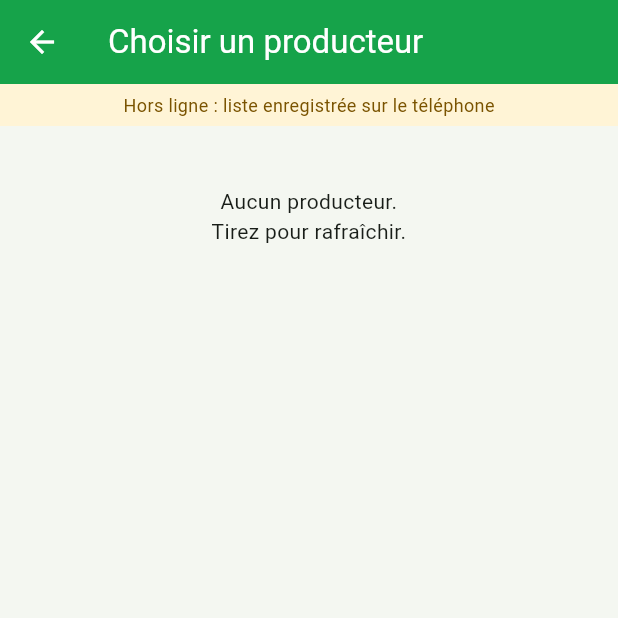
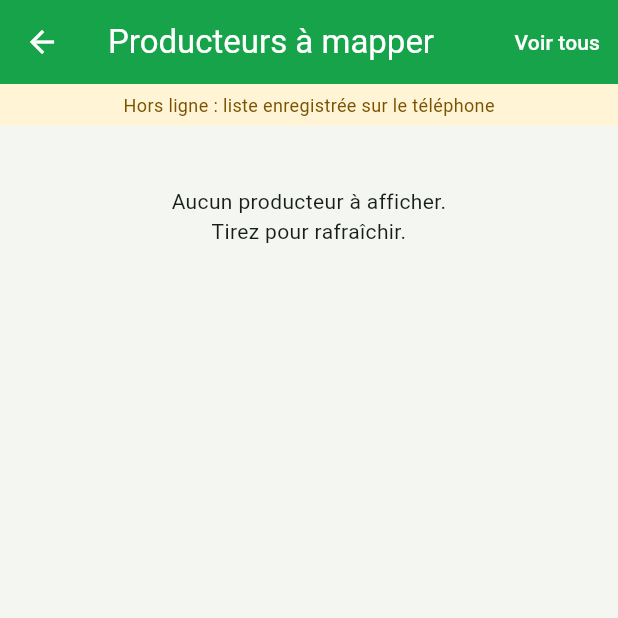
Before and after one commit to jeandavid23/geocollect-mobile, a Flutter app: the ProducersScreen screen opened directly, on a phone screen of 412 x 824 dp, the top half of it. Run offline on Flutter 3.47's test engine with Material 3 defaults, Android fonts, the phone set to English and light mode, and no system bars; our stand-ins replace flutter_map, geolocator, google_sign_in, latlong2, shared_preferences; accounts and stored records are empty; network calls fail.

Commit message:
Agent : liste « Producteurs à mapper » (registre sans polygone) par défaut, bouton « Voir tous », nombre de polygones
Co-Authored-By: Claude Opus 5.5 (1M context) <noreply@anthropic.com>

```diff
--- a/lib/screens/producers_screen.dart
+++ b/lib/screens/producers_screen.dart
@@ -14,6 +14,8 @@ class _ProducersScreenState extends State<ProducersScreen> {
   List<dynamic> _producers = [];
   bool _loading = true;
   bool _fromCache = false;
+  // mapping : par défaut les producteurs du registre sans aucun polygone (« à mapper »)
+  bool _onlyToMap = true;
 
   @override
   void initState() {
@@ -23,7 +25,9 @@ class _ProducersScreenState extends State<ProducersScreen> {
 
   Future<void> _load() async {
     setState(() => _loading = true);
-    final r = await Api.instance.listCached('/producers/?page_size=2000', 'producers');
+    final toMap = widget.forMapping && _onlyToMap;
+    final r = await Api.instance.listCached(
+        toMap ? '/producers/?to_map=true&page_size=2000' : '/producers/?page_size=2000', toMap ? 'producers_to_map' : 'producers');
     if (!mounted) return;
     setState(() { _producers = r.data; _fromCache = r.fromCache; _loading = false; });
   }
@@ -32,7 +36,14 @@ class _ProducersScreenState extends State<ProducersScreen> {
   Widget build(BuildContext context) {
     return Scaffold(
       appBar: AppBar(
-        title: Text(widget.forMapping ? 'Choisir un producteur' : 'Producteurs'),
+        title: Text(widget.forMapping ? (_onlyToMap ? 'Producteurs à mapper' : 'Tous les producteurs') : 'Producteurs'),
+        actions: [
+          if (widget.forMapping)
+            TextButton(
+              onPressed: () { setState(() => _onlyToMap = !_onlyToMap); _load(); },
+              child: Text(_onlyToMap ? 'Voir tous' : 'À mapper', style: const TextStyle(color: Colors.white)),
+            ),
+        ],
         bottom: _fromCache
             ? const PreferredSize(
                 preferredSize: Size.fromHeight(28),
@@ -51,7 +62,7 @@ class _ProducersScreenState extends State<ProducersScreen> {
               child: _producers.isEmpty
                   ? ListView(children: const [
                       Padding(padding: EdgeInsets.all(40),
-                          child: Center(child: Text('Aucun producteur.\nTirez pour rafraîchir.', textAlign: TextAlign.center)))
+                          child: Center(child: Text('Aucun producteur à afficher.\nTirez pour rafraîchir.', textAlign: TextAlign.center)))
                     ])
                   : ListView.separated(
                       itemCount: _producers.length,
@@ -68,7 +79,7 @@ class _ProducersScreenState extends State<ProducersScreen> {
                           subtitle: Text('${p['field_id_base'] ?? ''} · ${p['village'] ?? ''}'),
                           trailing: widget.forMapping
                               ? const Icon(Icons.satellite_alt, color: Color(kPrimaryColor))
-                              : Text('${p['parcel_count'] ?? 0} parc.'),
+                              : Text('${p['polygon_count'] ?? p['parcel_count'] ?? 0} polyg.'),
                           onTap: widget.forMapping
                               ? () => Navigator.push(context, MaterialPageRoute(
                                   builder: (_) => MappingScreen(producer: p)))
```
